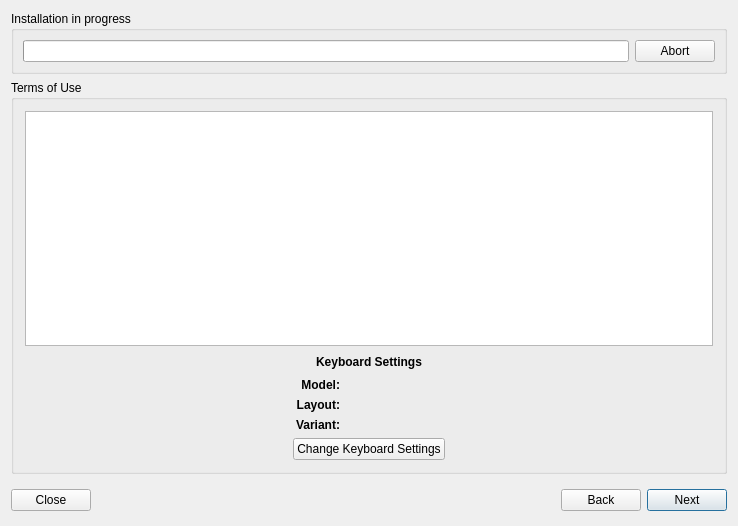
Above: meinstall.ui from gazelle-installer/gazelle-installer before the change. Below: the same form after it.
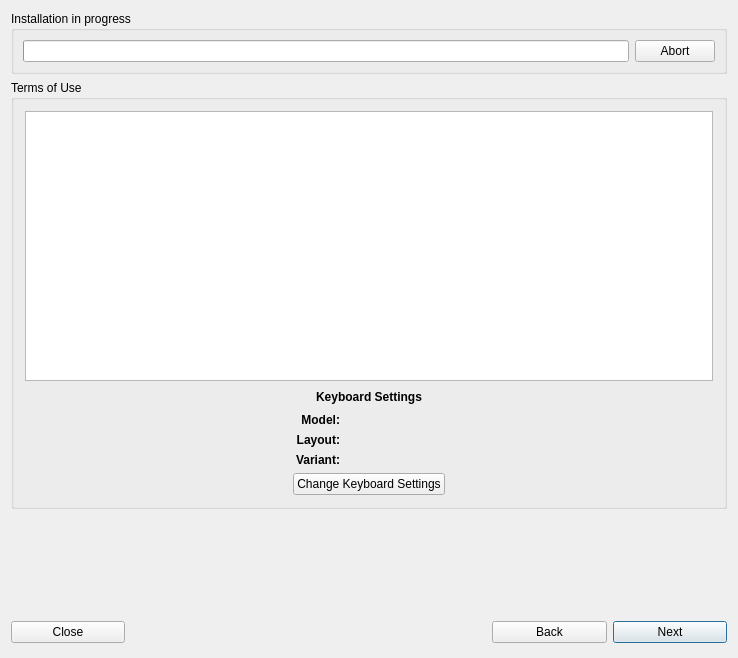
That is the form after the change. Icons and pictures are not drawn.

```diff
--- a/meinstall.ui
+++ b/meinstall.ui
@@ -7,7 +7,7 @@
     <x>0</x>
     <y>0</y>
     <width>738</width>
-    <height>526</height>
+    <height>658</height>
    </rect>
   </property>
   <property name="sizePolicy">
@@ -20,7 +20,7 @@
    <string notr="true">MeInstall</string>
   </property>
   <layout class="QGridLayout" name="_2">
-   <item row="0" column="0" colspan="8">
+   <item row="0" column="0" colspan="6">
     <widget class="QGroupBox" name="installBox">
      <property name="sizePolicy">
       <sizepolicy hsizetype="MinimumExpanding" vsizetype="Fixed">
@@ -82,26 +82,7 @@
      </layout>
     </widget>
    </item>
-   <item row="3" column="3">
-    <widget class="QLabel" name="labelMX">
-     <property name="enabled">
-      <bool>true</bool>
-     </property>
-     <property name="maximumSize">
-      <size>
-       <width>32</width>
-       <height>32</height>
-      </size>
-     </property>
-     <property name="text">
-      <string/>
-     </property>
-     <property name="scaledContents">
-      <bool>true</bool>
-     </property>
-    </widget>
-   </item>
-   <item row="1" column="0" colspan="8">
+   <item row="1" column="0" colspan="6">
     <widget class="QStackedWidget" name="widgetStack">
      <property name="sizePolicy">
       <sizepolicy hsizetype="MinimumExpanding" vsizetype="MinimumExpanding">
@@ -2865,7 +2846,7 @@
      </widget>
     </widget>
    </item>
-   <item row="3" column="7">
+   <item row="3" column="5">
     <widget class="QPushButton" name="nextButton">
      <property name="text">
       <string>Next</string>
@@ -2882,7 +2863,7 @@
      </property>
     </widget>
    </item>
-   <item row="3" column="6">
+   <item row="3" column="4">
     <widget class="QPushButton" name="backButton">
      <property name="text">
       <string>Back</string>
@@ -2896,7 +2877,18 @@
      </property>
     </widget>
    </item>
-   <item row="3" column="5">
+   <item row="3" column="0">
+    <widget class="QPushButton" name="closeButton">
+     <property name="text">
+      <string>Close</string>
+     </property>
+     <property name="icon">
+      <iconset theme="window-close">
+       <normaloff>.</normaloff>.</iconset>
+     </property>
+    </widget>
+   </item>
+   <item row="3" column="1" colspan="3">
     <spacer name="horizontalSpacer_6">
      <property name="orientation">
       <enum>Qt::Horizontal</enum>
@@ -2909,7 +2901,7 @@
      </property>
     </spacer>
    </item>
-   <item row="2" column="3">
+   <item row="2" column="0">
     <spacer name="verticalSpacer_4">
      <property name="orientation">
       <enum>Qt::Vertical</enum>
@@ -2922,30 +2914,6 @@
      </property>
     </spacer>
    </item>
-   <item row="3" column="0">
-    <widget class="QPushButton" name="closeButton">
-     <property name="text">
-      <string>Close</string>
-     </property>
-     <property name="icon">
-      <iconset theme="window-close">
-       <normaloff>.</normaloff>.</iconset>
-     </property>
-    </widget>
-   </item>
-   <item row="3" column="1" colspan="2">
-    <spacer name="horizontalSpacer_7">
-     <property name="orientation">
-      <enum>Qt::Horizontal</enum>
-     </property>
-     <property name="sizeHint" stdset="0">
-      <size>
-       <width>122</width>
-       <height>29</height>
-      </size>
-     </property>
-    </spacer>
-   </item>
   </layout>
  </widget>
  <layoutdefault spacing="6" margin="11"/>
```
